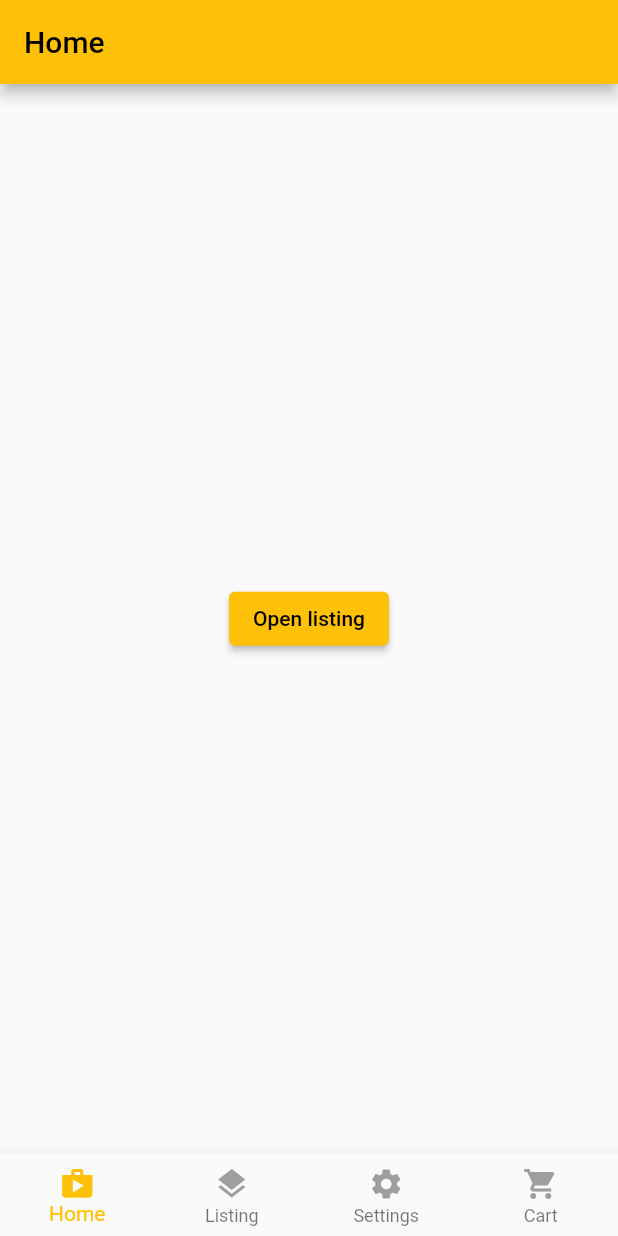
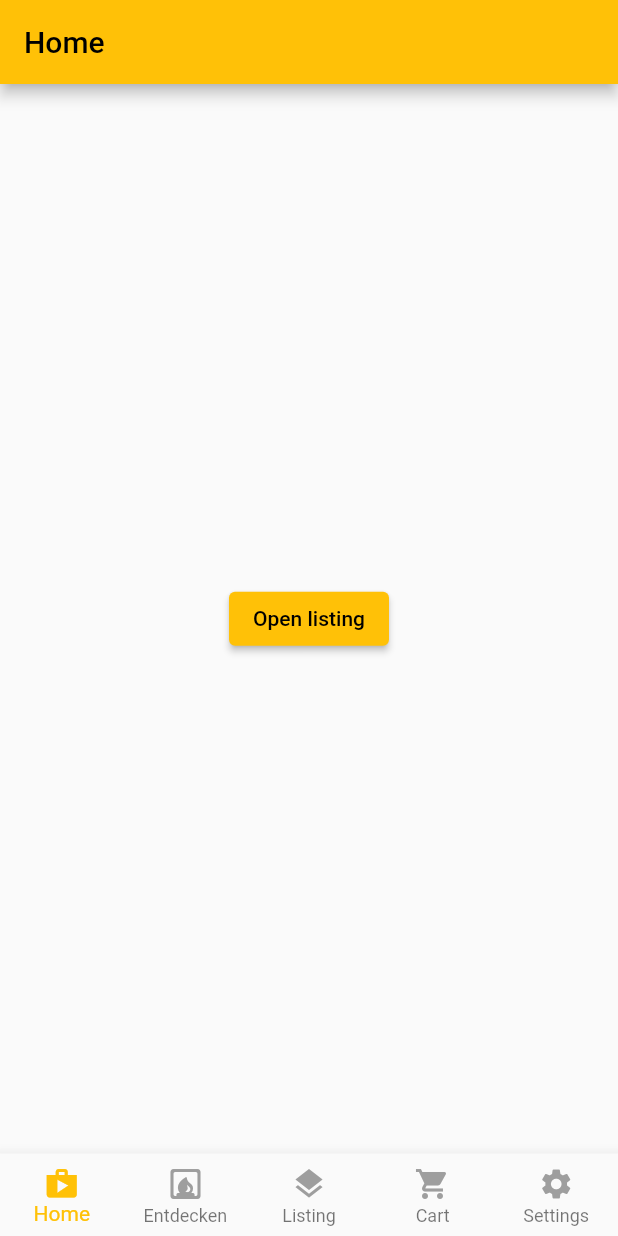
Before and after one commit to manuelJung/flutter-test, a Flutter app: the screen it shows after launch, on a phone screen of 412 x 824 dp. Run offline on Flutter 3.47's test engine with Material 2 defaults, Android fonts, the phone set to English and light mode, and no system bars; our stand-ins replace flutter_mobx, mobx, visibility_detector; missing offline and left inert: algolia; generated files the repository leaves out were written again.

```diff
--- a/lib/navigation/app.dart
+++ b/lib/navigation/app.dart
@@ -1,5 +1,6 @@
 import 'package:flutter/material.dart';
 import 'package:flutter_app/routes/cart/index.dart';
+import 'package:flutter_app/routes/discover/index.dart';
 import 'package:flutter_app/routes/settings/index.dart';
 import 'package:flutter_app/stores/product_list/product_list.dart';
 import 'package:flutter_app/stores/ui/ui.dart';
@@ -20,7 +21,10 @@ class _AppState extends State<App> {
   TabItem _currentTab = TabItem.home;
   final _navigatorKeys = {
     TabItem.home: GlobalKey<NavigatorState>(),
+    TabItem.discover: GlobalKey<NavigatorState>(),
     TabItem.listing: GlobalKey<NavigatorState>(),
+    TabItem.cart: GlobalKey<NavigatorState>(),
+    TabItem.settings: GlobalKey<NavigatorState>(),
   };
 
   void _selectTab(TabItem item) {
@@ -52,9 +56,10 @@ class _AppState extends State<App> {
       child: Scaffold(
         body: Stack(children: [
           _buildOffstageNavigator(TabItem.home),
+          _buildOffstageNavigator(TabItem.discover),
           _buildOffstageNavigator(TabItem.listing),
+          _buildOffstageNavigator(TabItem.cart),
           _buildOffstageNavigator(TabItem.settings),
-          _buildOffstageNavigator(TabItem.cart),
         ]),
         bottomNavigationBar: Observer(builder: (context) {
           return AnimatedContainer(
@@ -77,10 +82,11 @@ class _AppState extends State<App> {
   Map<String, WidgetBuilder> _routeBuilders(BuildContext context) {
     return {
       routePaths[TabItem.home]!: (context) => const HomeRoute(),
-      routePaths[TabItem.settings]!: (context) => const SettingsRoute(),
-      routePaths[TabItem.cart]!: (context) => const CartRoute(),
+      routePaths[TabItem.discover]!: (context) => const DiscoverRoute(),
       routePaths[TabItem.listing]!: (context) =>
           const ListingRoute(initialFilters: InitialFilters()),
+      routePaths[TabItem.cart]!: (context) => const CartRoute(),
+      routePaths[TabItem.settings]!: (context) => const SettingsRoute(),
     };
   }
 
--- a/lib/navigation/bottom_navigation.dart
+++ b/lib/navigation/bottom_navigation.dart
@@ -13,9 +13,10 @@ class BottomNavigation extends StatelessWidget {
       type: BottomNavigationBarType.fixed,
       items: [
         _buildItem(context, TabItem.home),
+        _buildItem(context, TabItem.discover),
         _buildItem(context, TabItem.listing),
+        _buildItem(context, TabItem.cart),
         _buildItem(context, TabItem.settings),
-        _buildItem(context, TabItem.cart),
       ],
       onTap: (index) => onSelectTab(
         TabItem.values[index],
--- a/lib/navigation/tab_item.dart
+++ b/lib/navigation/tab_item.dart
@@ -1,24 +1,27 @@
 import 'package:flutter/material.dart';
 
-enum TabItem { home, listing, settings, cart }
+enum TabItem { home, discover, listing, cart, settings }
 
 const Map<TabItem, String> tabName = {
   TabItem.home: 'Home',
+  TabItem.discover: 'Entdecken',
   TabItem.listing: 'Listing',
+  TabItem.cart: 'Cart',
   TabItem.settings: 'Settings',
-  TabItem.cart: 'Cart',
 };
 
 const Map<TabItem, String> routePaths = {
   TabItem.home: 'home',
+  TabItem.discover: 'discover',
   TabItem.listing: 'listing',
+  TabItem.cart: 'cart',
   TabItem.settings: 'settings',
-  TabItem.cart: 'cart',
 };
 
 const Map<TabItem, IconData> routeIcons = {
   TabItem.home: Icons.shop,
+  TabItem.discover: Icons.fireplace_rounded,
   TabItem.listing: Icons.layers,
+  TabItem.cart: Icons.shopping_cart,
   TabItem.settings: Icons.settings,
-  TabItem.cart: Icons.shopping_cart,
 };
--- /dev/null
+++ b/lib/routes/discover/index.dart
@@ -0,0 +1,10 @@
+import 'package:flutter/material.dart';
+
+class DiscoverRoute extends StatelessWidget {
+  const DiscoverRoute({super.key});
+
+  @override
+  Widget build(BuildContext context) {
+    return Container(color: Colors.amber);
+  }
+}
```
